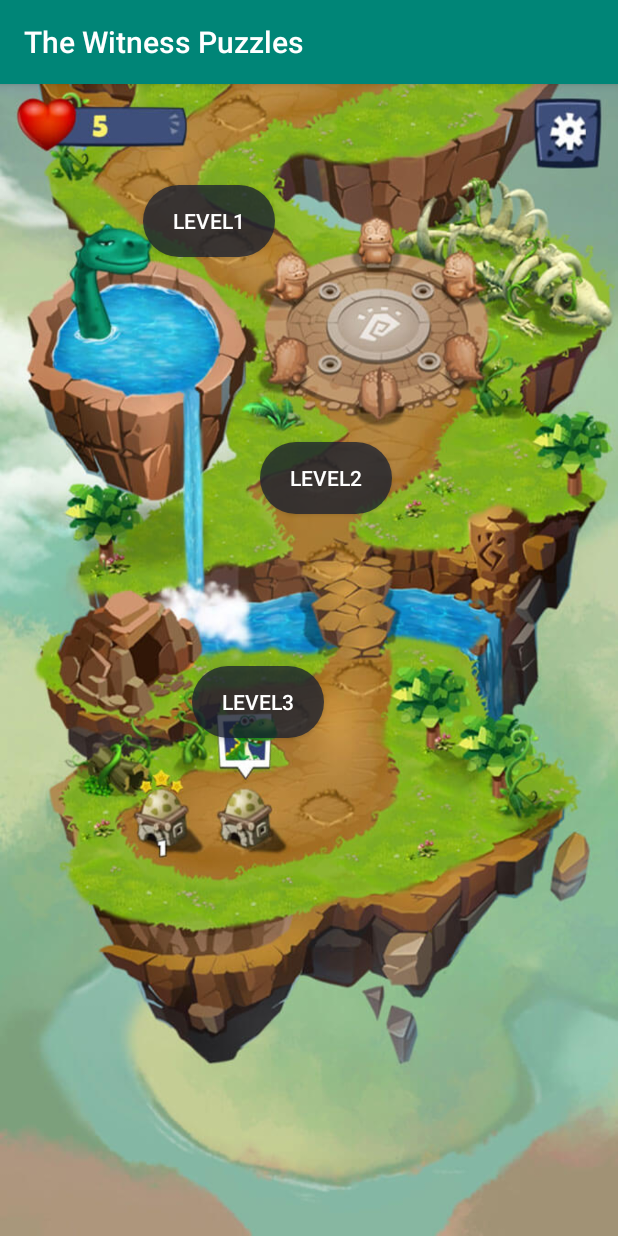
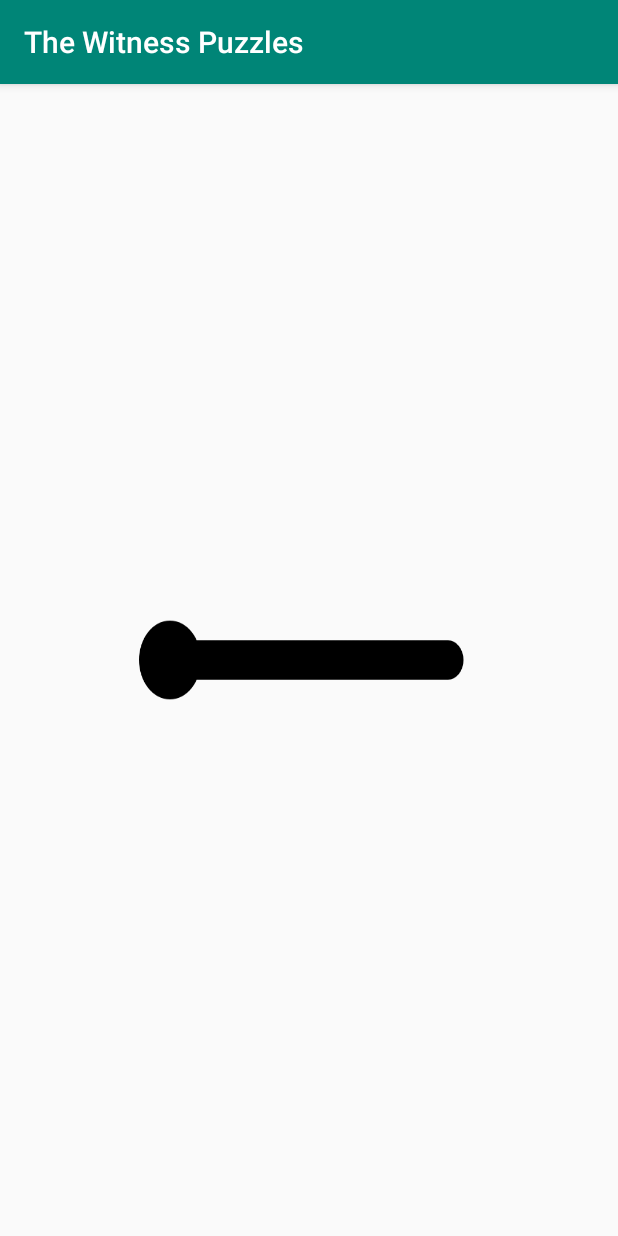
Before and after one commit to emildekeyser/android-puzzle-game, an Android app: the KeuzeActivity screen opened directly, with no data from a screen before it, after a tap on "LEVEL1", on a phone screen of 412 x 824 dp. Run offline under Robolectric (Android 15) with nearby library versions, the phone set to English and light mode, and no system bars.

Commit message:
code lijkt correct maar past puzzel niet aan

```diff
--- a/app/src/main/java/com/example/thewitnesspuzzles/KeuzeActivity.kt
+++ b/app/src/main/java/com/example/thewitnesspuzzles/KeuzeActivity.kt
@@ -1,17 +1,30 @@
 package com.example.thewitnesspuzzles
 
+import android.content.Intent
 import androidx.appcompat.app.AppCompatActivity
 import android.os.Bundle
+import com.example.thewitnesspuzzles.service.MazeService
 import kotlinx.android.synthetic.main.activity_keuze.*
 
 class KeuzeActivity : AppCompatActivity() {
-
+    val service = MazeService()
     override fun onCreate(savedInstanceState: Bundle?) {
         super.onCreate(savedInstanceState)
         setContentView(R.layout.activity_keuze)
 
-        level1.setOnClickListener { println("level1") }
-        level2.setOnClickListener { println("level2") }
-        level3.setOnClickListener { println("level3") }
+        level1.setOnClickListener {
+            service.setMaze(1)
+            val intent = Intent(this, MainActivity::class.java)
+            startActivity(intent)}
+
+        level2.setOnClickListener {
+            service.setMaze(2)
+            val intent = Intent(this, MainActivity::class.java)
+            startActivity(intent)}
+
+        level3.setOnClickListener {
+            service.setMaze(3)
+            val intent = Intent(this, MainActivity::class.java)
+            startActivity(intent)}
     }
 }
--- a/app/src/main/java/com/example/thewitnesspuzzles/MainActivity.kt
+++ b/app/src/main/java/com/example/thewitnesspuzzles/MainActivity.kt
@@ -11,18 +11,20 @@
 import com.example.thewitnesspuzzles.model.Node
 import com.example.thewitnesspuzzles.model.NodeType
 import com.example.thewitnesspuzzles.rendering.Renderer
+import com.example.thewitnesspuzzles.service.MazeService
 import kotlinx.android.synthetic.main.activity_main.*
 
 class MainActivity : AppCompatActivity() {
-
+    val service = MazeService();
     @RequiresApi(Build.VERSION_CODES.JELLY_BEAN)
     override fun onCreate(savedInstanceState: Bundle?) {
         super.onCreate(savedInstanceState)
         setContentView(R.layout.activity_main)
 
+
 //        var maze = mazeService.makeMaze(blabla) // TODO
 //        var maze = makeUpwardCorner()
-        var maze = makeCorner()
+        var maze = service.getServiceMaze();
         val renderer = Renderer(imageView, resources)
         var overlord = Overlord(renderer, maze)
 
--- a/app/src/main/java/com/example/thewitnesspuzzles/service/MazeService.kt
+++ b/app/src/main/java/com/example/thewitnesspuzzles/service/MazeService.kt
@@ -13,12 +13,14 @@
 
     fun setMaze(x: Int) {
         if (x == 1) {
+            println("maze 1 set")
             val start = Node(0, 0, NodeType.START)
             val end = Node(1, 0, NodeType.END)
             val line = Line(start, end)
             maze = Maze(0, setOf(line))
         }
         if (x == 2) {
+            println("maze 2 set")
             val start = Node(0, 0, NodeType.START)
             val middle = Node(1, 0, NodeType.MIDDLE)
             val end = Node(2, 0, NodeType.END)
@@ -27,6 +29,7 @@
             maze = Maze(0, setOf(line1, line2))
         }
         if (x == 3) {
+            println("maze 3 set")
             val start = Node(0, 0, NodeType.START)
             val middle = Node(0, 1, NodeType.MIDDLE)
             val end = Node(1, 1, NodeType.END)
```
